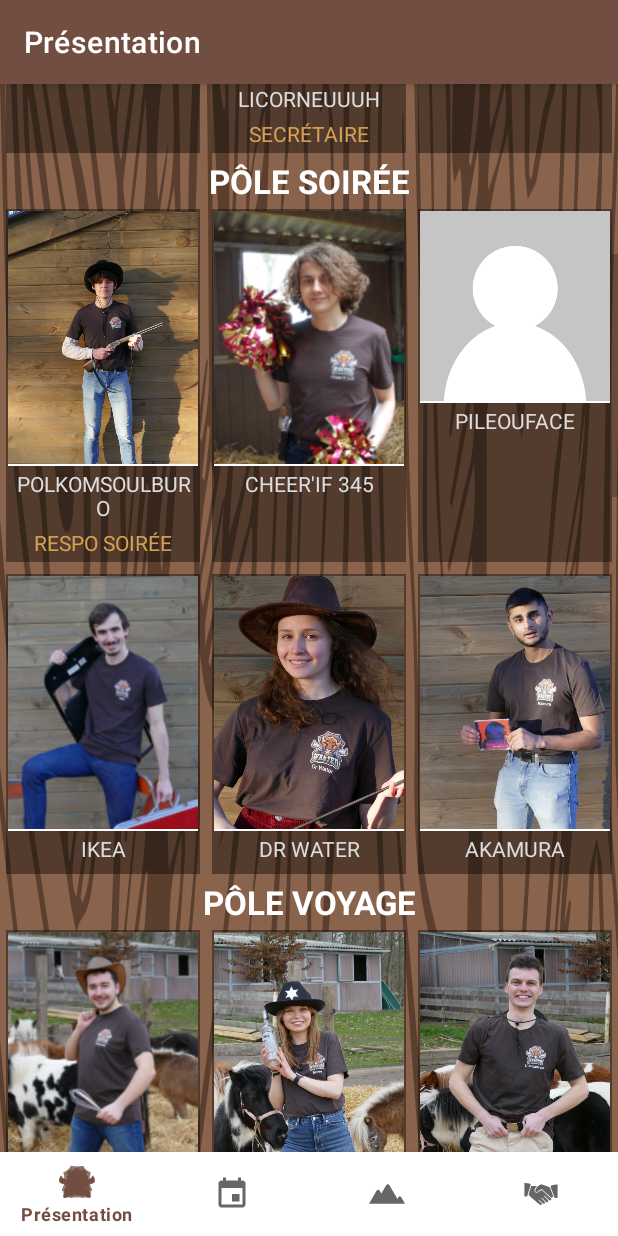
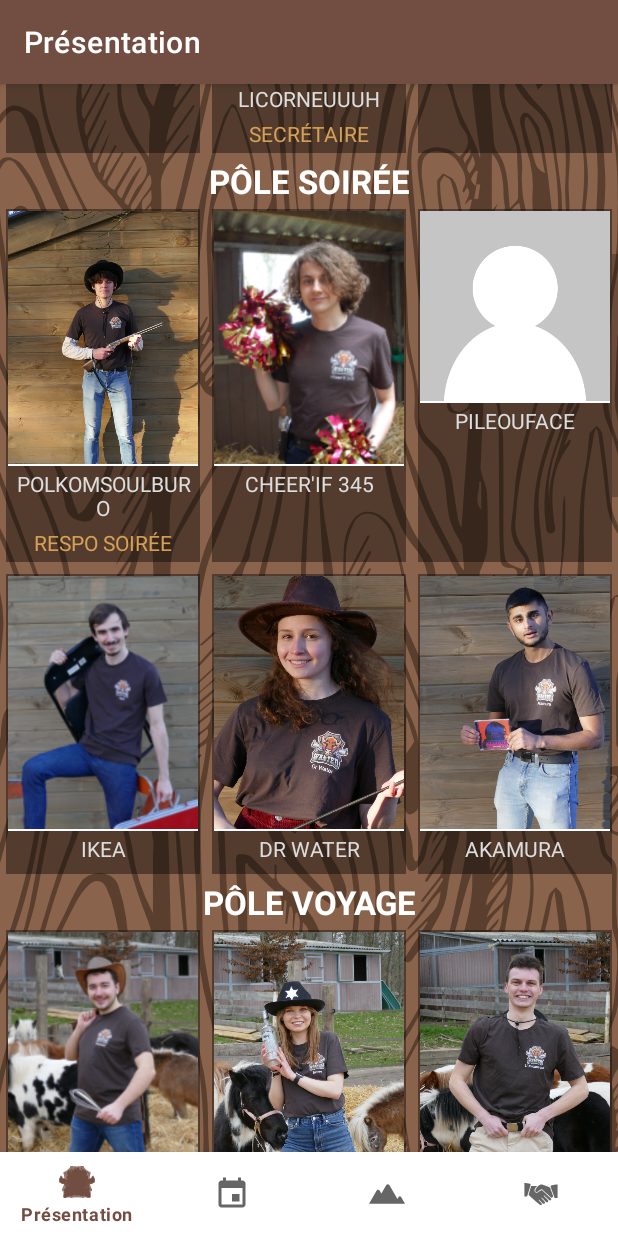
Before and after one commit to ptlc8/ListeWanted, an Android app: the screen it shows after launch (MainActivity), scrolled down 498 dp, on a phone screen of 412 x 824 dp. Run offline under Robolectric (Android 15) with nearby library versions, the phone set to English and light mode, and no system bars; our stand-ins replace navigation-ui; pictures from the network do not load.

Commit message:
fix fond et descriptio page de presentation

```diff
--- a/app/src/main/res/layout/fragment_home.xml
+++ b/app/src/main/res/layout/fragment_home.xml
@@ -4,12 +4,12 @@
     xmlns:tools="http://schemas.android.com/tools"
     android:layout_width="match_parent"
     android:layout_height="match_parent"
-    tools:context=".ui.home.HomeFragment">
+    tools:context=".ui.home.HomeFragment"
+    android:background="@drawable/background">
     <LinearLayout
         android:layout_width="match_parent"
         android:layout_height="wrap_content"
-        android:orientation="vertical"
-        android:background="@drawable/background">
+        android:orientation="vertical">
         <LinearLayout
             android:layout_width="match_parent"
             android:layout_height="wrap_content"
--- a/app/src/main/res/layout/popup_member.xml
+++ b/app/src/main/res/layout/popup_member.xml
@@ -64,7 +64,7 @@
             android:layout_marginBottom="16dp" />
         <TextView
             android:id="@+id/description"
-            android:layout_width="wrap_content"
+            android:layout_width="match_parent"
             android:layout_height="wrap_content"
             android:maxWidth="192dp"
             android:textAlignment="center"
```
